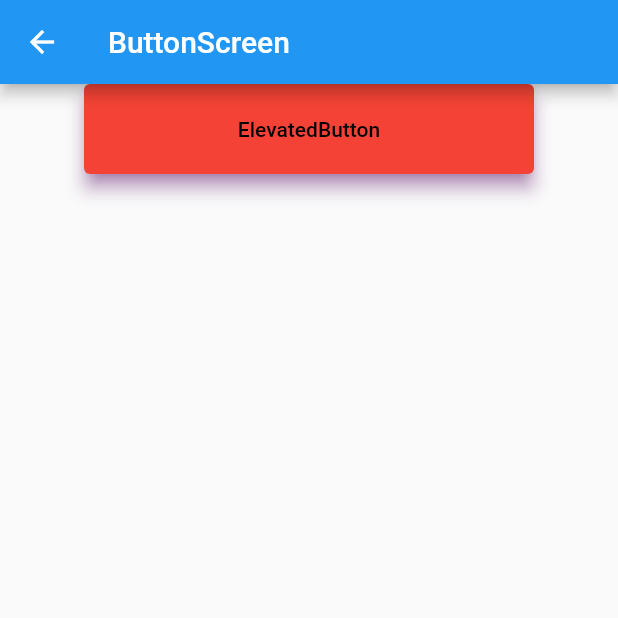
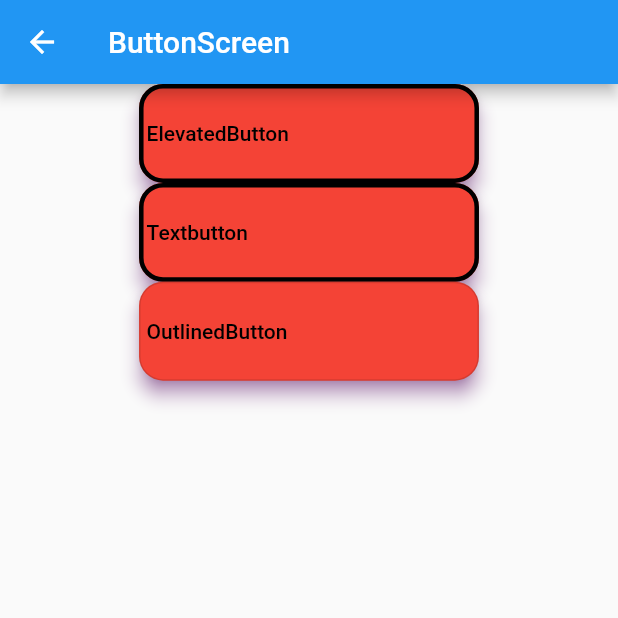
Before and after one commit to Woomunsik/flutter_lecture_first, a Flutter app: the screen it shows after launch, after a tap on "button", on a phone screen of 412 x 824 dp, the top half of it. Run offline on Flutter 3.47's test engine with Material 2 defaults, Android fonts, the phone set to English and light mode, and no system bars; missing offline and left inert: dart:ffi; network calls fail.

```diff
--- a/lib/ch4/button_screen.dart
+++ b/lib/ch4/button_screen.dart
@@ -21,6 +21,8 @@ class _ButtonScreenState extends State<ButtonScreen> {
           crossAxisAlignment: CrossAxisAlignment.center,
           children: [
             _elevatedButton(),
+            _textButton(),
+            _outlinedButton(),
           ],
         ),
       ),
@@ -29,6 +31,7 @@ class _ButtonScreenState extends State<ButtonScreen> {
 
   Widget _elevatedButton() {
     return ElevatedButton(
+      // onPressed: null,
       onPressed: () {
         print('ElevatedButton onPressed');
       },
@@ -40,8 +43,23 @@ class _ButtonScreenState extends State<ButtonScreen> {
     );
   }
 
+  Widget _textButton() {
+    return TextButton(
+      onPressed: () {},
+      child: Text("Textbutton"),
+      style: buttonStyle(),
+    );
+  }
+
+  Widget _outlinedButton() {
+    return OutlinedButton(
+      onPressed: () {},
+      child: Text("OutlinedButton"),
+      style: buttonStyle(),
+    );
+  }
+
   ButtonStyle buttonStyle() {
-
     // MediaQuery : 현재 화면의 정보를 가지고 온다.
     // context : 현재 위젯의 주소
     Size size = MediaQuery.of(context).size;
@@ -51,7 +69,40 @@ class _ButtonScreenState extends State<ButtonScreen> {
       foregroundColor: Colors.black,
       shadowColor: Colors.purple,
       elevation: 5,
-      fixedSize: Size(300, 60),
+      fixedSize: Size(
+        size.width * 0.55,
+        size.height * 0.08,
+      ),
+      // 최대 사이즈 설정
+      // maximumSize: Size(400, 100)
+
+      alignment: Alignment.centerLeft,
+
+      padding: EdgeInsets.all(5),
+
+      disabledBackgroundColor: Colors.brown,
+
+      disabledForegroundColor: Colors.white,
+
+      disabledMouseCursor: SystemMouseCursors.grab,
+
+      enabledMouseCursor: SystemMouseCursors.help,
+
+      shape: _shape(),
+    );
+  }
+
+  OutlinedBorder _shape() {
+    BorderSide borderSide = BorderSide(
+      color: Colors.black,
+      width: 3,
+    );
+
+    BorderRadius borderRadius = BorderRadius.circular(16);
+
+    return RoundedRectangleBorder(
+      side: borderSide,
+      borderRadius: borderRadius,
     );
   }
 }
--- a/lib/home_screen.dart
+++ b/lib/home_screen.dart
@@ -5,8 +5,13 @@ import 'package:flutter_lecture_first/ch3/image_screen.dart';
 import 'package:flutter_lecture_first/ch3/row_screen.dart';
 import 'package:flutter_lecture_first/ch3/scaffold_screen.dart';
 import 'package:flutter_lecture_first/ch3/text_screen.dart';
+import 'package:flutter_lecture_first/ch4/listview_screen.dart';
+import 'package:flutter_lecture_first/ch4/single_scroll_screen.dart';
 
 import 'ch4/button_screen.dart';
+import 'ch4/gridview_screen.dart';
+import 'ch4/text_form_field_screen.dart';
+import 'ch5/pageview_screen.dart';
 
 class HomeScreen extends StatefulWidget {
   const HomeScreen({super.key});
@@ -21,7 +26,8 @@ class _HomeScreenState extends State<HomeScreen> {
     return Scaffold(appBar: AppBar(
       title: Text("Home"),
     ),
-    body: Column(
+    body: SingleChildScrollView(
+      child: Column(
         children: [
           button(page: ContainerScreen(), name: "container"),
           button(page: ColumnScreen(), name: "column"),
@@ -30,7 +36,13 @@ class _HomeScreenState extends State<HomeScreen> {
           button(page: TextScreen(), name: "Text"),
           button(page: ImageScreen(), name: "Image"),
           button(page: ButtonScreen(), name: "button"),
+          button(page: TextFormFieldScreen(), name: "TextFormFieldScreen"),
+          button(page: SingleScrollScreen(), name: "SingleScrollScreen"),
+          button(page: ListviewScreen(), name: "ListviewScreen"),
+          button(page: GridViewScreen(), name: "GridViewScreen"),
+          button(page: PageViewScreen(), name: "PageViewScreen"),
         ],
+      ),
     ),);
   }
 
```
Also changed, not shown: lib/CH1/null_safety.dart (added, +32 -0 lines), lib/ch4/gridview_screen.dart (added, +83 -0 lines), lib/ch4/listview_screen.dart (added, +84 -0 lines), lib/ch4/single_scroll_screen.dart (added, +79 -0 lines), lib/ch4/text_form_field_screen.dart (added, +105 -0 lines), lib/ch5/pageview_screen.dart (added, +30 -0 lines), 2 other files. Lines whose indentation alone changed are shown as unchanged.
